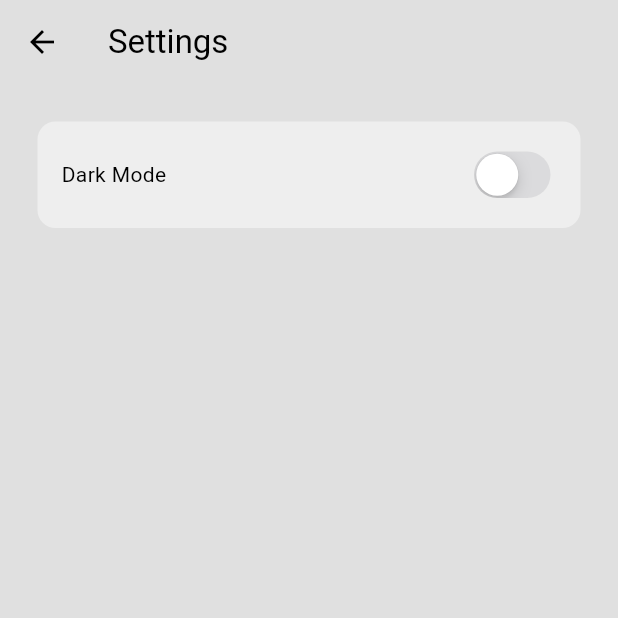
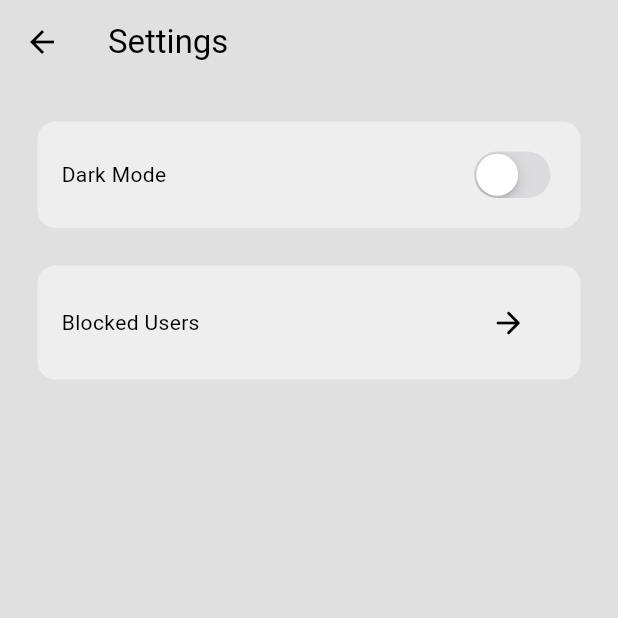
Before and after one commit to Sundramroy23/ChatApp, a Flutter app: the screen it shows once a user with an empty profile is signed in, in the side drawer, after a tap on "S E T T I N G S", on a phone screen of 412 x 824 dp, the top half of it. Run offline on Flutter 3.47's test engine with Material 3 defaults, Android fonts, the phone set to English and light mode, and no system bars; our stand-ins replace cloud_firestore, firebase_auth, firebase_core; accounts and stored records are empty.

Commit message:
v 1.0 done

```diff
--- a/lib/pages/settings_page.dart
+++ b/lib/pages/settings_page.dart
@@ -1,3 +1,4 @@
+import 'package:chatapp/pages/blocked_users_page.dart';
 import 'package:chatapp/theme/dark_theme.dart';
 import 'package:chatapp/theme/theme_provider.dart';
 import 'package:flutter/cupertino.dart';
@@ -12,7 +13,9 @@ class SettingsPage extends StatelessWidget {
     return Scaffold(
       backgroundColor: Theme.of(context).colorScheme.surface,
       appBar: AppBar(title: const Text("Settings")),
-      body: Container(
+      body: Column(
+        children: [
+          Container(
             decoration: BoxDecoration(
               color: Theme.of(context).colorScheme.secondary,
               borderRadius: BorderRadius.circular(12),
@@ -25,7 +28,10 @@ class SettingsPage extends StatelessWidget {
                 Text("Dark Mode"),
                 CupertinoSwitch(
                   value:
-                  Provider.of<ThemeProvider>(context, listen: false).isDarkMode,
+                      Provider.of<ThemeProvider>(
+                        context,
+                        listen: false,
+                      ).isDarkMode,
                   onChanged:
                       (value) =>
                           Provider.of<ThemeProvider>(
@@ -36,6 +42,37 @@ class SettingsPage extends StatelessWidget {
               ],
             ),
           ),
+
+          // unblock
+          Container(
+            decoration: BoxDecoration(
+              color: Theme.of(context).colorScheme.secondary,
+              borderRadius: BorderRadius.circular(12),
+            ),
+            margin: const EdgeInsets.symmetric(horizontal: 25),
+            padding: const EdgeInsets.symmetric(horizontal: 16, vertical: 6),
+            child: Row(
+              mainAxisAlignment: MainAxisAlignment.spaceBetween,
+              children: [
+                Text("Blocked Users"),
+                IconButton(
+                  onPressed:
+                      () => Navigator.push(
+                        context,
+                        MaterialPageRoute(
+                          builder: (context) => BlockedUsersPage(),
+                        ),
+                      ),
+                  icon: Padding(
+                    padding: const EdgeInsets.all(12.0),
+                    child: Icon(Icons.arrow_forward_rounded),
+                  ),
+                ),
+              ],
+            ),
+          ),
+        ],
+      ),
     );
   }
 }
--- a/lib/services/chat/chat_services.dart
+++ b/lib/services/chat/chat_services.dart
@@ -137,7 +137,7 @@ class ChatServices extends ChangeNotifier {
 
     await _firestore
         .collection('Users')
-        .doc('BlockedUsers')
+        .doc(currentUser!.uid)
         .collection('BlockedUsers')
         .doc(blockedUserId)
         .delete();
```
Also changed, not shown: lib/pages/blocked_users_page.dart (added, +73 -0 lines). Lines whose indentation alone changed are shown as unchanged.
